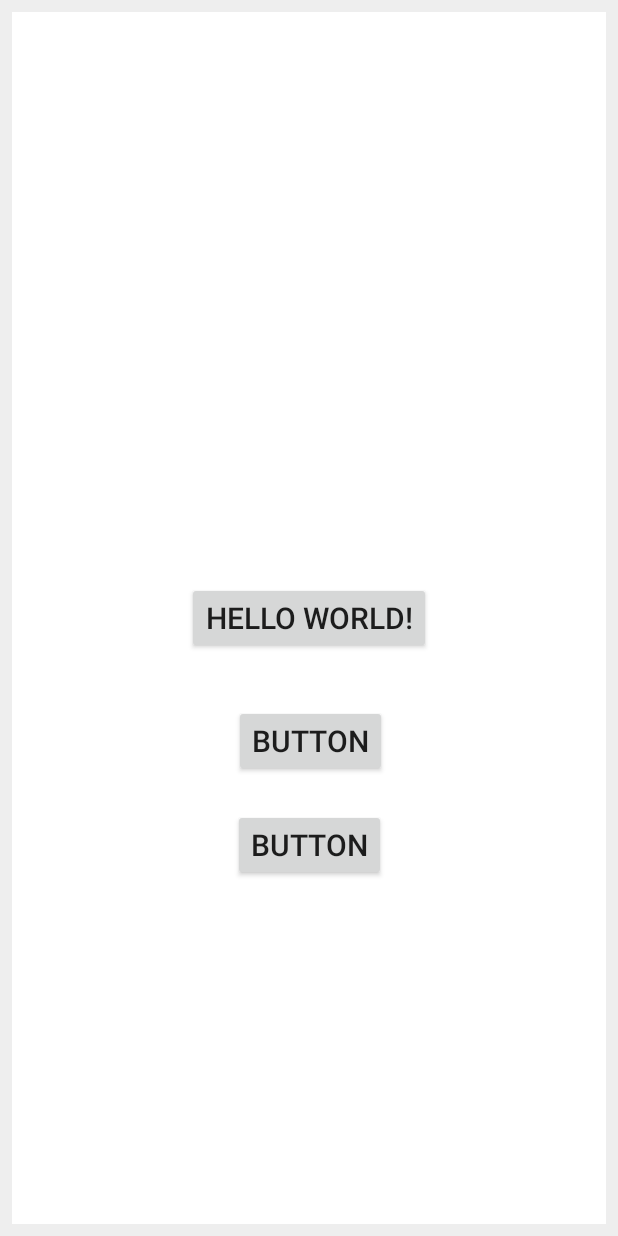
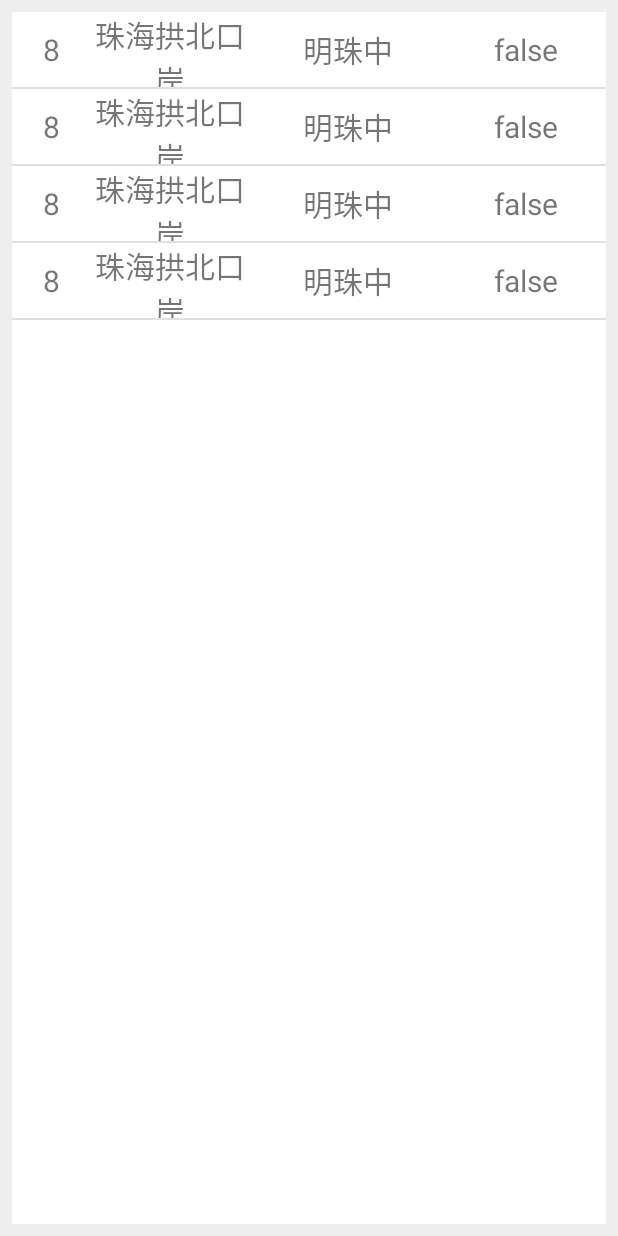
Before and after one commit to L1uj1awe1/BusAlarm, an Android app: the screen it shows after launch (MainActivity), on a phone screen of 412 x 824 dp. Run offline under Robolectric (Android 15) with nearby library versions, the phone set to English and light mode, and no system bars; libraries missing offline, so code that uses them is left out: com.orhanobut.logger, com.pgyersdk.crash; 2 statements that could not run were skipped.

Commit message:
安装recyclerView

```diff
--- a/app/src/main/java/com/readboyi/busalarm/MainActivity.kt
+++ b/app/src/main/java/com/readboyi/busalarm/MainActivity.kt
@@ -3,7 +3,7 @@ package com.readboyi.busalarm
 import android.support.v7.app.AppCompatActivity
 import android.os.Bundle
 import com.pgyersdk.crash.PgyCrashManager
-import com.readboyi.busalarm.fragment.BusListenerFragment
+import com.readboyi.busalarm.fragment.BusListenerListFragment
 
 class MainActivity : AppCompatActivity() {
 
@@ -19,7 +19,7 @@ class MainActivity : AppCompatActivity() {
     }
 
     private fun initFragment() {
-        val busListenerFragment = BusListenerFragment.newInstance()
+        val busListenerFragment = BusListenerListFragment.newInstance()
         supportFragmentManager.beginTransaction().replace(R.id.fl_bus_listener_layout, busListenerFragment).commit()
     }
 
--- /dev/null
+++ b/app/src/main/java/com/readboyi/busalarm/adapter/BusListenerListAdapter.kt
@@ -0,0 +1,41 @@
+package com.readboy.educationmanager.adapter
+
+import android.support.v7.widget.RecyclerView
+import android.view.LayoutInflater
+import android.view.View
+import android.view.ViewGroup
+import android.widget.TextView
+import com.readboyi.busalarm.R
+import com.readboyi.busalarm.data.BusListenerBean
+import kotlinx.android.synthetic.main.adapter_bus_listener.view.*
+
+/**
+ * Created by liujiawei on 18-6-28.
+ */
+class BusListenerAdapter : RecyclerView.Adapter<BusListenerAdapter.RedPacketHolder>() {
+
+    var list: List<BusListenerBean> = arrayListOf()
+
+    override fun onBindViewHolder(holder: RedPacketHolder, position: Int) {
+        val bean = list[position]
+        holder.tvBusKey.text = bean.key
+        holder.tvFromStation.text = bean.fromStation
+        holder.tvStation.text = bean.station
+        holder.tvStatus.text = bean.status.toString()
+    }
+
+    override fun getItemCount(): Int {
+        return list.size
+    }
+
+    override fun onCreateViewHolder(parent: ViewGroup, viewType: Int): RedPacketHolder{
+        return RedPacketHolder(LayoutInflater.from(parent.context).inflate(R.layout.adapter_bus_listener, parent, false))
+    }
+
+    inner class RedPacketHolder(view: View) : RecyclerView.ViewHolder(view) {
+        var tvBusKey: TextView = view.tv_bus_key
+        var tvFromStation: TextView = view.tv_from_station
+        var tvStation: TextView = view.tv_station
+        var tvStatus: TextView = view.tv_status
+    }
+}
--- /dev/null
+++ b/app/src/main/java/com/readboyi/busalarm/data/BusListenerBean.kt
@@ -0,0 +1,11 @@
+package com.readboyi.busalarm.data
+
+/**
+ * Created by liujiawei on 18-7-6.
+ */
+data class BusListenerBean (
+        val key: String,
+        val fromStation: String,
+        val station: String,
+        val status: Boolean
+)
--- a/app/src/main/java/com/readboyi/busalarm/fragment/BusListenerFragment.kt
+++ /dev/null
@@ -1,56 +0,0 @@
-package com.readboyi.busalarm.fragment
-
-import android.os.Bundle
-import android.support.v4.app.Fragment
-import android.view.LayoutInflater
-import android.view.View
-import android.view.ViewGroup
-import com.pgyersdk.crash.PgyCrashManager
-import com.readboyi.busalarm.R
-import com.readboyi.busalarm.apis.BusHttpRequest
-import kotlinx.android.synthetic.main.fragment_bus_listener.*
-
-class BusListenerFragment : Fragment() {
-
-    var request: BusHttpRequest? = null
-
-    override fun onCreate(savedInstanceState: Bundle?) {
-        super.onCreate(savedInstanceState)
-    }
-
-    override fun onCreateView(inflater: LayoutInflater, container: ViewGroup?, savedInstanceState: Bundle?): View? {
-        return inflater.inflate(R.layout.fragment_bus_listener, container, false)
-    }
-
-    override fun onViewCreated(view: View, savedInstanceState: Bundle?) {
-        super.onViewCreated(view, savedInstanceState)
-        init()
-        test()
-    }
-
-
-    private fun init() {
-        PgyCrashManager.register(activity)
-    }
-
-    private fun test() {
-        request = BusHttpRequest(context)
-        btn_test.setOnClickListener{
-            request?.requestBusDirection("8")
-        }
-        btn_test_2.setOnClickListener {
-            request?.requestBusStations("9306df04-e47a-4d19-b00c-8acca26d900d")
-        }
-        btn_test_3.setOnClickListener {
-            request?.requestBusStatus("8", "拱北口岸总站")
-        }
-    }
-
-    companion object {
-
-        fun newInstance(): BusListenerFragment {
-            val fragment = BusListenerFragment()
-            return fragment
-        }
-    }
-}
--- /dev/null
+++ b/app/src/main/java/com/readboyi/busalarm/fragment/BusListenerListFragment.kt
@@ -0,0 +1,69 @@
+package com.readboyi.busalarm.fragment
+
+import android.os.Bundle
+import android.support.v4.app.Fragment
+import android.support.v7.widget.DefaultItemAnimator
+import android.support.v7.widget.DividerItemDecoration
+import android.support.v7.widget.LinearLayoutManager
+import android.view.LayoutInflater
+import android.view.View
+import android.view.ViewGroup
+import com.readboy.educationmanager.adapter.BusListenerAdapter
+import com.readboyi.busalarm.R
+import com.readboyi.busalarm.data.BusListenerBean
+import kotlinx.android.synthetic.main.fragment_bus_listener.*
+import java.util.ArrayList
+
+class BusListenerListFragment : Fragment() {
+
+    override fun onCreate(savedInstanceState: Bundle?) {
+        super.onCreate(savedInstanceState)
+    }
+
+    override fun onCreateView(inflater: LayoutInflater, container: ViewGroup?, savedInstanceState: Bundle?): View? {
+        return inflater.inflate(R.layout.fragment_bus_listener, container, false)
+    }
+
+    override fun onViewCreated(view: View, savedInstanceState: Bundle?) {
+        super.onViewCreated(view, savedInstanceState)
+        init()
+        getListFromDatabase()
+    }
+
+
+    private fun init() {
+        list_bus_listener.adapter = BusListenerAdapter()
+        list_bus_listener.layoutManager = LinearLayoutManager(context)
+        list_bus_listener.itemAnimator = DefaultItemAnimator()
+        list_bus_listener.addItemDecoration(DividerItemDecoration(context, DividerItemDecoration.VERTICAL))
+    }
+
+    private fun getListFromDatabase () {
+        //读取数据库
+        val l = ArrayList<BusListenerBean>()
+        l.add(BusListenerBean("8", "珠海拱北口岸", "明珠中", false))
+        l.add(BusListenerBean("8", "珠海拱北口岸", "明珠中", false))
+        l.add(BusListenerBean("8", "珠海拱北口岸", "明珠中", false))
+        l.add(BusListenerBean("8", "珠海拱北口岸", "明珠中", false))
+
+        notifyDataChange(l)
+    }
+
+    fun notifyDataChange (list: ArrayList<BusListenerBean>){
+        (list_bus_listener.adapter as BusListenerAdapter).list = list
+        list_bus_listener.adapter.notifyDataSetChanged()
+    }
+
+    override fun onDestroy() {
+        super.onDestroy()
+        // 关闭数据库
+    }
+
+    companion object {
+
+        fun newInstance(): BusListenerListFragment {
+            val fragment = BusListenerListFragment()
+            return fragment
+        }
+    }
+}
--- /dev/null
+++ b/app/src/main/res/layout/adapter_bus_listener.xml
@@ -0,0 +1,35 @@
+<?xml version="1.0" encoding="utf-8"?>
+<LinearLayout xmlns:android="http://schemas.android.com/apk/res/android"
+    android:layout_width="match_parent"
+    android:layout_height="50dp"
+    android:orientation="horizontal">
+
+    <TextView
+        android:id="@+id/tv_bus_key"
+        android:layout_width="0dp"
+        android:layout_height="match_parent"
+        android:gravity="center"
+        android:layout_weight="1"
+        />
+    <TextView
+        android:id="@+id/tv_from_station"
+        android:layout_width="0dp"
+        android:layout_height="match_parent"
+        android:gravity="center"
+        android:layout_weight="2"
+        />
+    <TextView
+        android:id="@+id/tv_station"
+        android:layout_width="0dp"
+        android:layout_height="match_parent"
+        android:gravity="center"
+        android:layout_weight="2.5"
+        />
+    <TextView
+        android:id="@+id/tv_status"
+        android:layout_width="0dp"
+        android:layout_height="match_parent"
+        android:gravity="center"
+        android:layout_weight="2"
+        />
+</LinearLayout>
--- a/app/src/main/res/layout/fragment_bus_listener.xml
+++ b/app/src/main/res/layout/fragment_bus_listener.xml
@@ -1,43 +1,13 @@
 <?xml version="1.0" encoding="utf-8"?>
 <android.support.constraint.ConstraintLayout xmlns:android="http://schemas.android.com/apk/res/android"
-    xmlns:app="http://schemas.android.com/apk/res-auto"
-    xmlns:tools="http://schemas.android.com/tools"
     android:layout_width="match_parent"
     android:layout_height="match_parent"
     android:background="@color/white"
     >
 
-    <Button
-        android:id="@+id/btn_test"
-        android:layout_width="wrap_content"
-        android:layout_height="wrap_content"
-        android:text="Hello World!"
-        app:layout_constraintBottom_toBottomOf="parent"
-        app:layout_constraintLeft_toLeftOf="parent"
-        app:layout_constraintRight_toRightOf="parent"
-        app:layout_constraintTop_toTopOf="parent" />
-
-    <Button
-        android:id="@+id/btn_test_2"
-        android:layout_width="wrap_content"
-        android:layout_height="wrap_content"
-        android:text="Button"
-        tools:layout_editor_absoluteX="141dp"
-        tools:layout_editor_absoluteY="354dp"
-        app:layout_constraintStart_toStartOf="@+id/btn_test"
-        android:layout_marginTop="34dp"
-        android:layout_marginStart="31dp"
-        app:layout_constraintTop_toBottomOf="@+id/btn_test" />
-
-    <Button
-        android:id="@+id/btn_test_3"
-        android:layout_width="wrap_content"
-        android:layout_height="wrap_content"
-        android:text="Button"
-        app:layout_constraintLeft_toLeftOf="parent"
-        app:layout_constraintRight_toRightOf="parent"
-        tools:layout_editor_absoluteY="423dp"
-        android:layout_marginTop="21dp"
-        app:layout_constraintTop_toBottomOf="@+id/btn_test_2" />
+    <android.support.v7.widget.RecyclerView
+        android:id="@+id/list_bus_listener"
+        android:layout_width="match_parent"
+        android:layout_height="match_parent"/>
 
 </android.support.constraint.ConstraintLayout>
```
